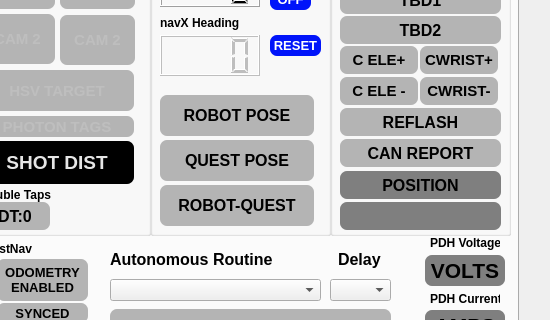
First picture: the form in gui/layout_2026.ui, repository aesatchien/FRC2429_2026, before the edit; both pictures show x 932 to 1482 and y 116 to 436 of the 1482 by 722 pixel window.
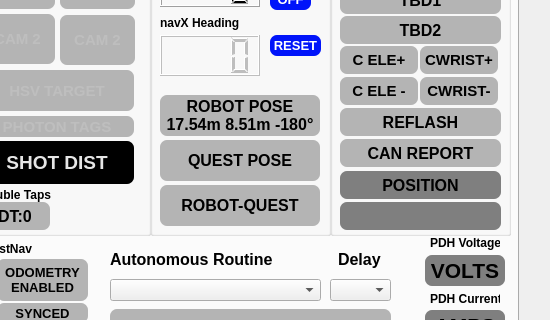
Second picture: the form after the edit. Icons and pictures are not drawn. Custom widgets are drawn as their Qt base class.

Commit message: slight embiggening of pose widgets

```diff
--- a/gui/layout_2026.ui
+++ b/gui/layout_2026.ui
@@ -273,7 +273,7 @@
         <rect>
          <x>10</x>
          <y>250</y>
-         <width>154</width>
+         <width>160</width>
          <height>41</height>
         </rect>
        </property>
@@ -307,7 +307,7 @@
         <rect>
          <x>10</x>
          <y>160</y>
-         <width>154</width>
+         <width>160</width>
          <height>41</height>
         </rect>
        </property>
@@ -324,7 +324,8 @@
 background-color:rgb(180,180,180);</string>
        </property>
        <property name="text">
-        <string>ROBOT POSE</string>
+        <string>ROBOT POSE
+17.54m 8.51m -180°</string>
        </property>
        <property name="textFormat">
         <enum>Qt::AutoText</enum>
@@ -341,7 +342,7 @@
         <rect>
          <x>10</x>
          <y>205</y>
-         <width>154</width>
+         <width>160</width>
          <height>41</height>
         </rect>
        </property>
```
